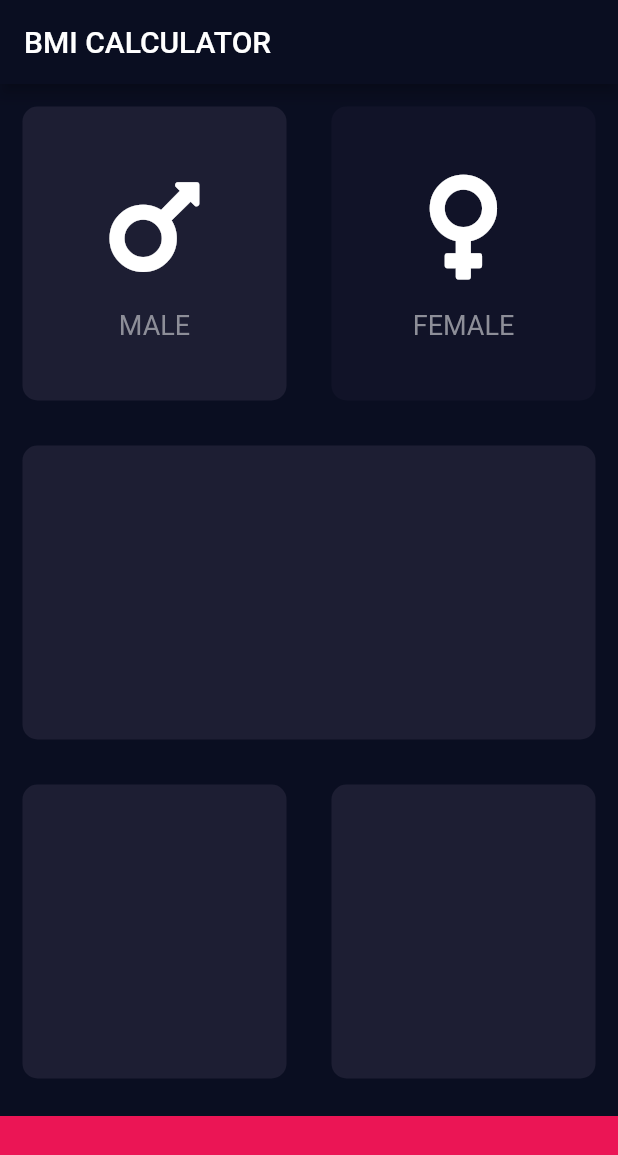
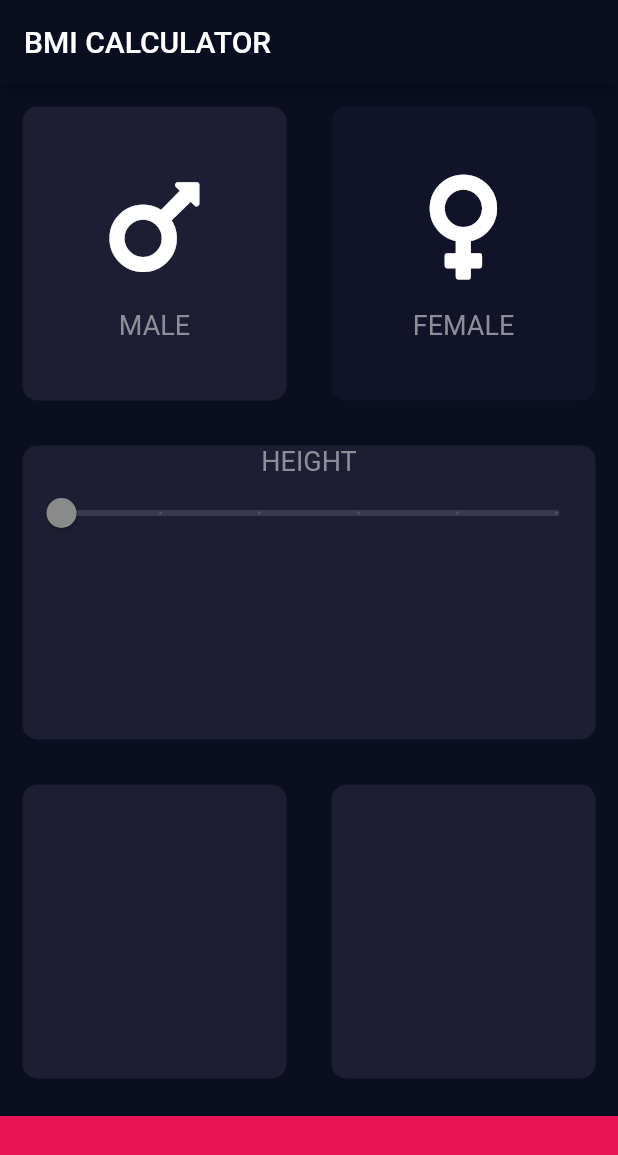
Before and after one commit to whisping/flutter-bmi-calculator, a Flutter app: the screen it shows after launch, after a tap on "MALE", on a phone screen of 412 x 824 dp. Shown: the top 1155 px of the screen. Run offline on Flutter 3.47's test engine with Material 2 defaults, Android fonts, the phone set to English and light mode, and no system bars; our stand-ins replace font_awesome_flutter.

Commit message:
separate file for constants

```diff
--- /dev/null
+++ b/lib/constants.dart
@@ -0,0 +1,12 @@
+import 'package:flutter/material.dart';
+
+const kLabelStyle = TextStyle(
+  fontSize: 18,
+  color: Color(0xFF8D8E98),
+);
+const iconSize = 80.0;
+
+const kBottomContainerHeight = 80.0;
+const kActiveCardColor = Color(0xFF1D1E33);
+const kBottomContainerColor = Color(0xFFEB1555);
+const kInactiveCardColor = Color(0xFF111328);
--- a/lib/input_page.dart
+++ b/lib/input_page.dart
@@ -2,11 +2,12 @@ import 'package:flutter/material.dart';
 import 'package:font_awesome_flutter/font_awesome_flutter.dart';
 import 'maleFemaleWidget.dart';
 import 'reusableCard.dart';
+import 'constants.dart';
 
-const bottomContainerHeight = 80.0;
-const activeCardColor = Color(0xFF1D1E33);
-const bottomContainerColor = Color(0xFFEB1555);
-const inactiveCardColor = Color(0xFF111328);
+enum Gender {
+  male,
+  female,
+}
 
 class InputPage extends StatefulWidget {
   @override
@@ -14,8 +15,8 @@ class InputPage extends StatefulWidget {
 }
 
 class _InputPageState extends State<InputPage> {
-  Color maleCardColor = inactiveCardColor;
-  Color femaleCardColor = inactiveCardColor;
+  Color maleCardColor = kInactiveCardColor;
+  Color femaleCardColor = kInactiveCardColor;
 
   @override
   Widget build(BuildContext context) {
@@ -29,14 +30,13 @@ class _InputPageState extends State<InputPage> {
             child: Row(
               children: <Widget>[
                 Expanded(
-                  child: GestureDetector(
-                    onTap: () {
+                  child: ReusableCard(
+                    onPress: (){
                       setState(() {
-                        maleCardColor = activeCardColor;
-                        femaleCardColor = inactiveCardColor;
+                        maleCardColor = kActiveCardColor;
+                        femaleCardColor = kInactiveCardColor;
                       });
                     },
-                    child: ReusableCard(
                     colour: maleCardColor,
                     cardChild: MaleFemaleWidget(
                         text: 'MALE',
@@ -44,16 +44,14 @@ class _InputPageState extends State<InputPage> {
                     ),
                   ),
                 ),
-                ),
                 Expanded(
-                  child: GestureDetector(
-                    onTap: () {
+                  child: ReusableCard(
+                    onPress: (){
                       setState(() {
-                        maleCardColor = inactiveCardColor;
-                        femaleCardColor = activeCardColor;
+                        maleCardColor = kInactiveCardColor;
+                        femaleCardColor = kActiveCardColor;
                       });
                     },
-                    child: ReusableCard(
                     colour: femaleCardColor,
                     cardChild: MaleFemaleWidget(
                         text: 'FEMALE',
@@ -61,28 +59,40 @@ class _InputPageState extends State<InputPage> {
                     ),
                   ),
                 ),
-                ),
               ],
             ),
           ),
-          Expanded(child: ReusableCard(colour: activeCardColor,),),
+          Expanded(child: ReusableCard(
+            colour: kActiveCardColor,
+            cardChild: Column(
+              children: <Widget>[
+                Text('HEIGHT', style: kLabelStyle,),
+                Slider(
+                  value: 0,
+                  onChanged: null,
+                  min: 0,
+                  max: 10,
+                  divisions: 5,
+          ),
+              ],
+            ),),),
           Expanded(
             child: Row(
               children: <Widget>[
                 Expanded(
-                  child: ReusableCard(colour: activeCardColor,),
+                  child: ReusableCard(colour: kActiveCardColor,),
                 ),
                 Expanded(
-                  child: ReusableCard(colour: activeCardColor,),
+                  child: ReusableCard(colour: kActiveCardColor,),
                 ),
               ],
             ),
           ),
           Container(
-            color: bottomContainerColor,
+            color: kBottomContainerColor,
             margin: EdgeInsets.only(top: 10),
             width: double.infinity,
-            height: bottomContainerHeight,
+            height: kBottomContainerHeight,
           ),
         ],
       ),
--- a/lib/maleFemaleWidget.dart
+++ b/lib/maleFemaleWidget.dart
@@ -1,10 +1,6 @@
 import 'package:flutter/material.dart';
+import 'constants.dart';
 
-const labelStyle = TextStyle(
-  fontSize: 18,
-  color: Color(0xFF8D8E98),
-);
-const iconSize = 80.0;
 
 class MaleFemaleWidget extends StatelessWidget {
   MaleFemaleWidget({@required this.text, @required this.icon});
@@ -26,7 +22,7 @@ class MaleFemaleWidget extends StatelessWidget {
         ),
         Text(
           text,
-          style: labelStyle,
+          style: kLabelStyle,
         )
       ],
     );
--- a/lib/reusableCard.dart
+++ b/lib/reusableCard.dart
@@ -1,19 +1,23 @@
 import 'package:flutter/material.dart';
 
 class ReusableCard extends StatelessWidget {
-  ReusableCard({@required this.colour, this.cardChild});
+  ReusableCard({@required this.colour, this.cardChild, this.onPress});
 
   final Color colour;
   final Widget cardChild;
+  final Function onPress;
 
   @override
   Widget build(BuildContext context) {
-    return Container(
-      child: cardChild,
-      margin: EdgeInsets.all(15),
-      decoration: BoxDecoration(
-        borderRadius: BorderRadius.circular(10),
-        color: colour,
+    return GestureDetector(
+      onTap: onPress,
+      child: Container(
+        child: cardChild,
+        margin: EdgeInsets.all(15),
+        decoration: BoxDecoration(
+          borderRadius: BorderRadius.circular(10),
+          color: colour,
+        ),
       ),
     );
   }
```
Lines whose indentation alone changed are shown as unchanged.
